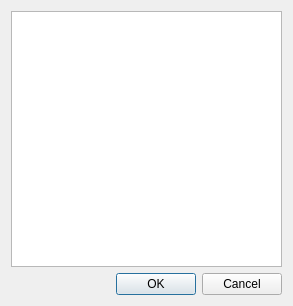
Above: Interface/InterfaceFAMA/param.ui from cristianommsilva/machine-learning-ip-ime before the change. Below: the same form after it.
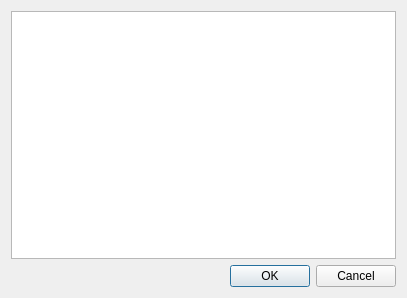
That is the form after the change.

```diff
--- a/Interface/InterfaceFAMA/param.ui
+++ b/Interface/InterfaceFAMA/param.ui
@@ -6,8 +6,8 @@
    <rect>
     <x>0</x>
     <y>0</y>
-    <width>293</width>
-    <height>306</height>
+    <width>407</width>
+    <height>298</height>
    </rect>
   </property>
   <property name="windowTitle">
```
